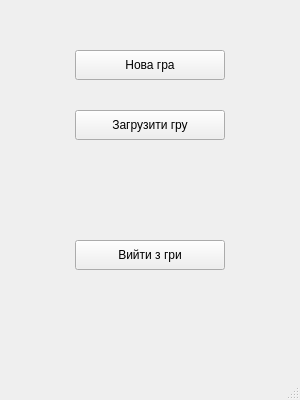
This is Lab5/windows/mainwindow.ui in x-FIREFOUR-x/AlgoLab5 as Qt 5 draws it before an edit. The edited form follows.
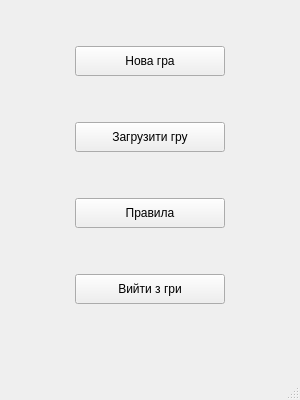
This is the edited form.

Commit message: add WindowsRules & icon in menu

What changed in the file:
```diff
--- a/Lab5/windows/mainwindow.ui
+++ b/Lab5/windows/mainwindow.ui
@@ -21,7 +21,7 @@
     <property name="geometry">
      <rect>
       <x>75</x>
-      <y>50</y>
+      <y>46</y>
       <width>150</width>
       <height>30</height>
      </rect>
@@ -34,7 +34,7 @@
     <property name="geometry">
      <rect>
       <x>75</x>
-      <y>240</y>
+      <y>274</y>
       <width>150</width>
       <height>30</height>
      </rect>
@@ -47,7 +47,7 @@
     <property name="geometry">
      <rect>
       <x>75</x>
-      <y>110</y>
+      <y>122</y>
       <width>150</width>
       <height>30</height>
      </rect>
@@ -56,6 +56,19 @@
      <string>Загрузити гру</string>
     </property>
    </widget>
+   <widget class="QPushButton" name="ButtonRules">
+    <property name="geometry">
+     <rect>
+      <x>75</x>
+      <y>198</y>
+      <width>150</width>
+      <height>30</height>
+     </rect>
+    </property>
+    <property name="text">
+     <string>Правила</string>
+    </property>
+   </widget>
   </widget>
   <widget class="QMenuBar" name="menubar">
    <property name="geometry">
```
The commit also changes 26 other files.
